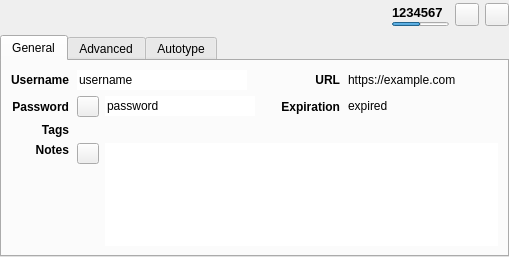
This is src/gui/EntryPreviewWidget.ui in keepassxreboot/keepassxc as Qt 5 draws it before an edit. The edited form follows.
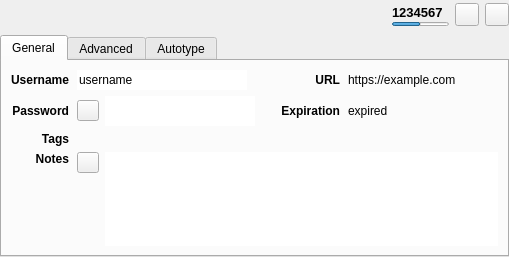
This is the edited form. Custom widgets are drawn as their Qt base class.

Commit message:
Add option to display passwords in color in preview panel
Closes #4099

* Fixed bug in Application that did not set the dark theme flag when the theme was changed from dark to light.

```diff
--- a/src/gui/EntryPreviewWidget.ui
+++ b/src/gui/EntryPreviewWidget.ui
@@ -315,25 +315,43 @@
                  </widget>
                 </item>
                 <item>
-                 <widget class="QLineEdit" name="entryPasswordLabel">
+                 <widget class="QTextEdit" name="entryPasswordLabel">
                   <property name="minimumSize">
                    <size>
                     <width>150</width>
                     <height>0</height>
                    </size>
                   </property>
+                  <property name="maximumSize">
+                   <size>
+                    <width>16777215</width>
+                    <height>30</height>
+                   </size>
+                  </property>
                   <property name="focusPolicy">
                    <enum>Qt::ClickFocus</enum>
                   </property>
-                  <property name="text">
-                   <string notr="true">password</string>
+                  <property name="frameShape">
+                   <enum>QFrame::NoFrame</enum>
                   </property>
-                  <property name="frame">
-                   <bool>false</bool>
+                  <property name="frameShadow">
+                   <enum>QFrame::Plain</enum>
                   </property>
-                  <property name="dragEnabled">
+                  <property name="lineWidth">
+                   <number>0</number>
+                  </property>
+                  <property name="verticalScrollBarPolicy">
+                   <enum>Qt::ScrollBarAlwaysOff</enum>
+                  </property>
+                  <property name="tabChangesFocus">
                    <bool>true</bool>
                   </property>
+                  <property name="undoRedoEnabled">
+                   <bool>false</bool>
+                  </property>
+                  <property name="lineWrapMode">
+                   <enum>QTextEdit::NoWrap</enum>
+                  </property>
                   <property name="readOnly">
                    <bool>true</bool>
                   </property>
```
The commit also changes 7 other files.
